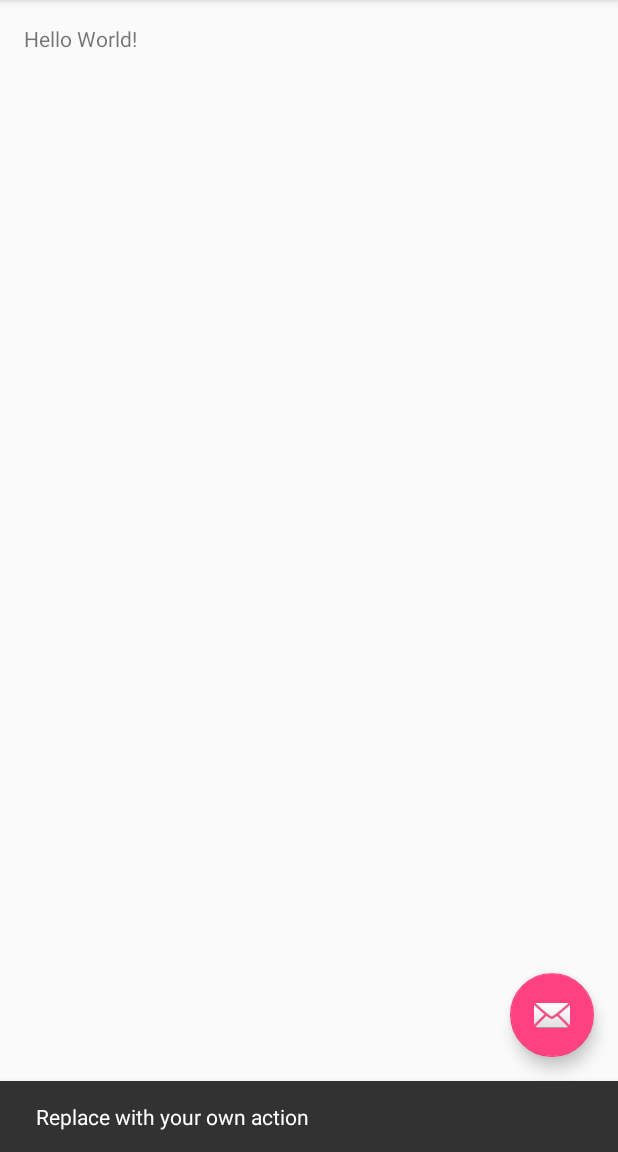
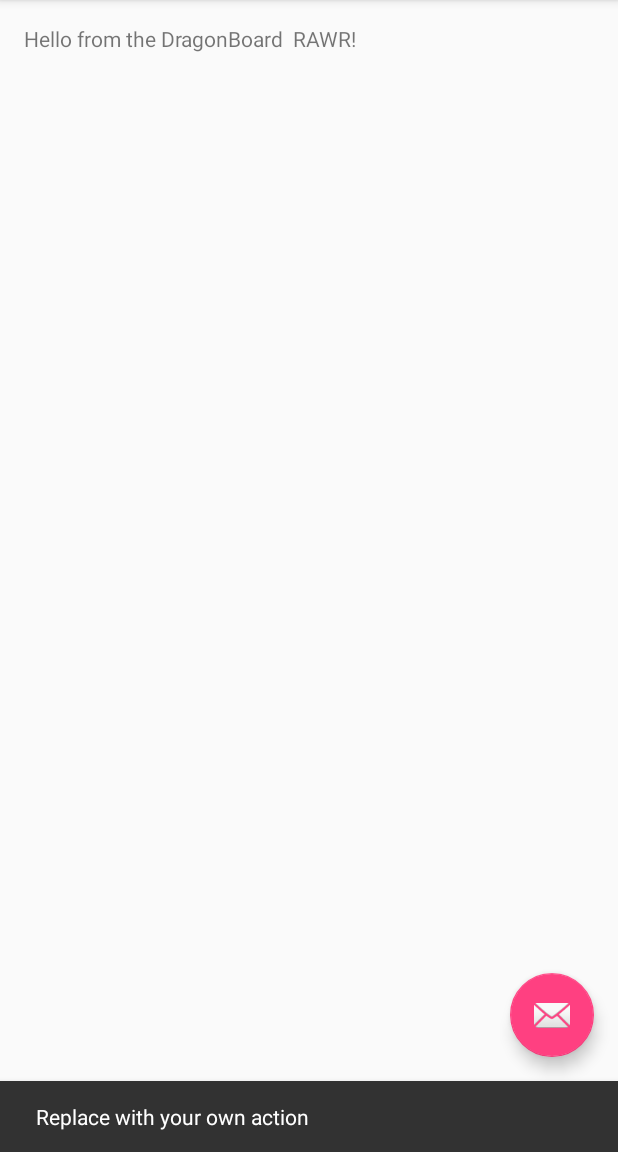
Before and after one commit to dajcs/GitExample, an Android app: the screen it shows after launch (GitExampleActivity), after a tap on an icon or button, on a phone screen of 412 x 824 dp, the part 84-1236 px from its top. Run offline under Robolectric (Android 15) with nearby library versions, the phone set to English and light mode, and no system bars.

Commit message:
Change text to more awesome

```diff
--- a/app/src/main/res/layout/content_git_example.xml
+++ b/app/src/main/res/layout/content_git_example.xml
@@ -15,5 +15,5 @@
     <TextView
         android:layout_width="wrap_content"
         android:layout_height="wrap_content"
-        android:text="Hello World!" />
+        android:text="Hello from the DragonBoard  RAWR!" />
 </RelativeLayout>
```
